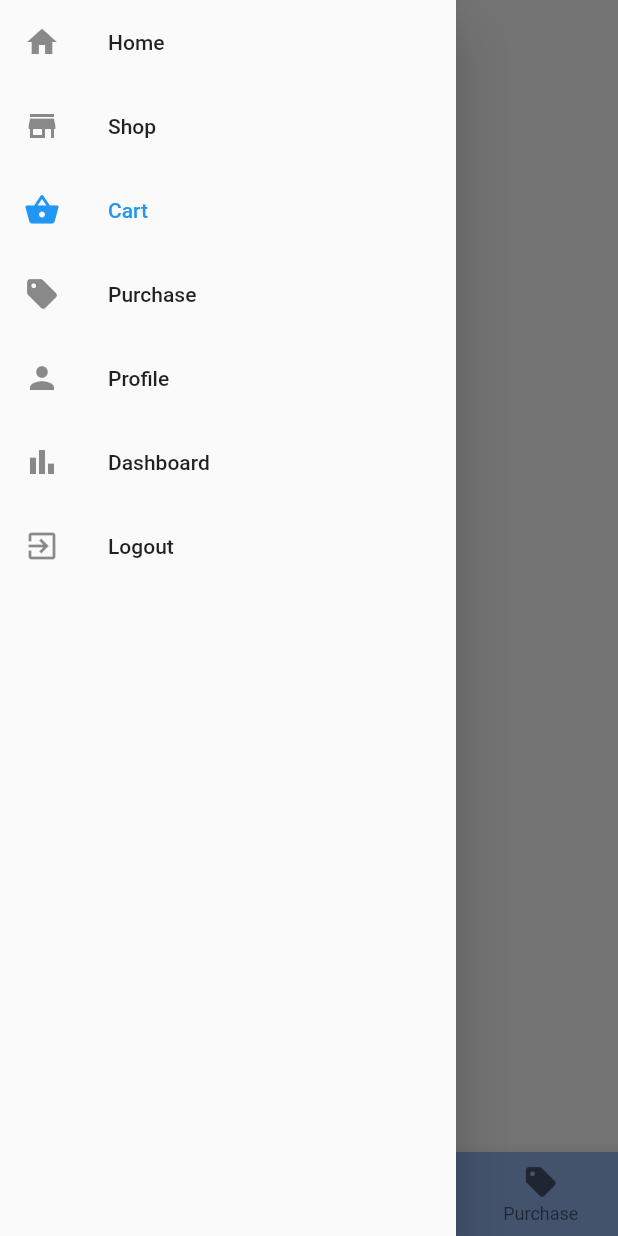
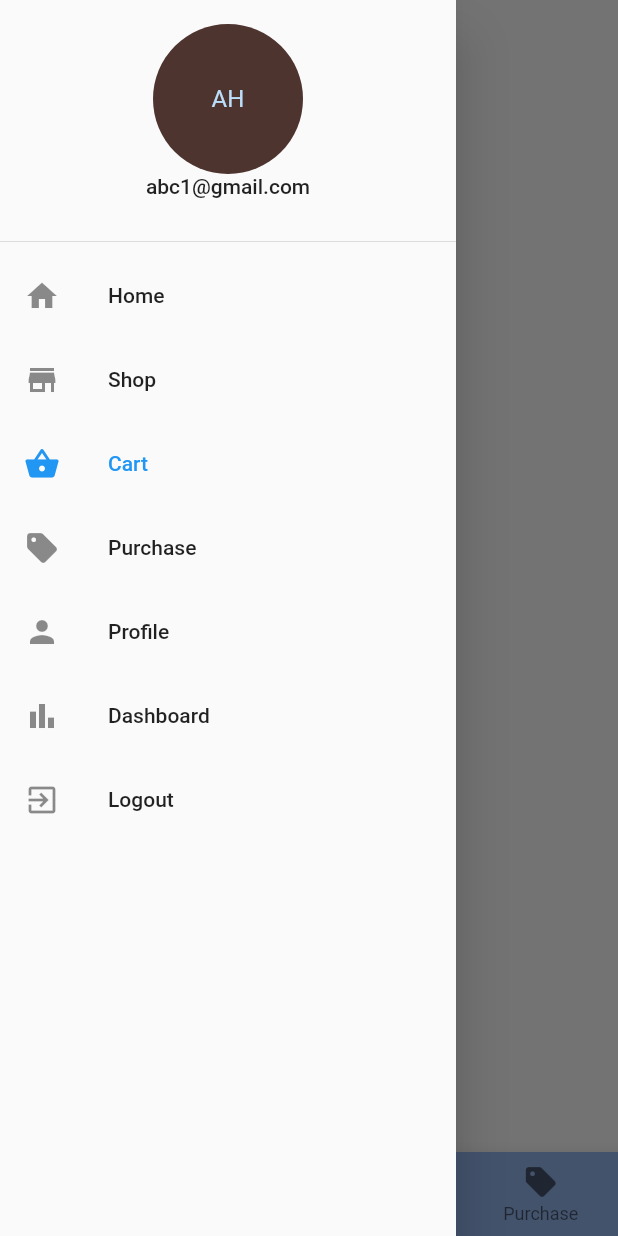
Before and after one commit to Edbfort/kentang, a Flutter app: the screen it shows after launch, item 3 of the bottom bar chosen, with the side drawer open, on a phone screen of 412 x 824 dp. Run offline on Flutter 3.47's test engine with Material 2 defaults, Android fonts, the phone set to English and light mode, and no system bars; our stand-ins replace carousel_slider, flutter_rating_bar; missing offline and left inert: dart:js.

Commit message:
v0.4.15 penambahan folder data yang berisi data price, profile. penambahan fungsi pembacaan file secara async, di tambah drawerheader di drawer, diisi profile, dan di buat sistem profile di prov_appbar

```diff
--- a/kode/potape/lib/AppBar/drawer/base_drawer.dart
+++ b/kode/potape/lib/AppBar/drawer/base_drawer.dart
@@ -1,8 +1,20 @@
 import 'package:flutter/material.dart';
 
-Drawer base_drawer_drawer(active_, drawer_pages, _ondrawertap, context) {
+Drawer base_drawer_drawer(
+    active_, drawer_pages, _ondrawertap, context, current_profile) {
   return Drawer(
     child: ListView(children: [
+      DrawerHeader(
+          child: Column(
+        children: [
+          CircleAvatar(
+            backgroundColor: Colors.brown.shade800,
+            child: const Text('AH'),
+            radius: 50,
+          ),
+          Text(current_profile["email"]!)
+        ],
+      )),
       for (int counter = 0; counter < drawer_pages.length; counter++)
         ListTile(
           leading: drawer_pages[counter].values.first,
--- a/kode/potape/lib/AppBar/prov_appbar.dart
+++ b/kode/potape/lib/AppBar/prov_appbar.dart
@@ -1,3 +1,5 @@
+import 'dart:convert';
+import 'dart:io';
 import 'dart:js';
 
 import 'package:flutter/material.dart';
@@ -12,6 +14,7 @@ import 'body/home.dart';
 import 'btmnav/base_btmnav.dart';
 import 'btmnav/btmnav_unselec.dart';
 import 'drawer/base_drawer.dart';
+import '../data/profiles/WilliamTolol/items.json';
 
 /// UNTUK HAL APPBAR KERJAKAN DISINI
 
@@ -28,6 +31,8 @@ class Apbr extends ChangeNotifier {
     "title": "Home",
     "tab_length": "0",
   };
+
+  Map<String, String> current_profile = {"email": "abc1@gmail.com"};
 
   Map<String, Map<String, String>> _pages = {
     "gettingstarted": {
@@ -171,6 +176,21 @@ class Apbr extends ChangeNotifier {
     {"Logout": Icon(Icons.exit_to_app)},
   ];
 
+  Map<String, Map<String, String>> _profiles = {
+    "abc1@gmail.com": {"email": "abc1@gmail.com"},
+    "abc2@gmail.com": {"email": "abc2@gmail.com"},
+    "abc3@gmail.com": {"email": "abc3@gmail.com"},
+  };
+
+  Future<Map<String, Map<String, Map<String, String>>>> readJsonFile(
+      profile) async {
+    var input = await File("../data/profiles/" + profile + "/items.json")
+        .readAsString();
+    print(input);
+    var map = jsonDecode(input);
+    return map;
+  }
+
   /// Data ->
 
   /// <- AppBar Template
@@ -194,7 +214,8 @@ class Apbr extends ChangeNotifier {
   /// <- Drawer Template
 
   Drawer base_drawer(active_, context) {
-    return base_drawer_drawer(active_, drawer_pages, _ondrawertap, context);
+    return base_drawer_drawer(
+        active_, drawer_pages, _ondrawertap, context, current_profile);
   }
 
   /// Drawer Template ->
```
Also changed, not shown: kode/potape/lib/data/price/mon_price/01_06_2023.json (added, +10 -0 lines), kode/potape/lib/data/profiles/WilliamTolol/items.json (added, +9 -0 lines).
